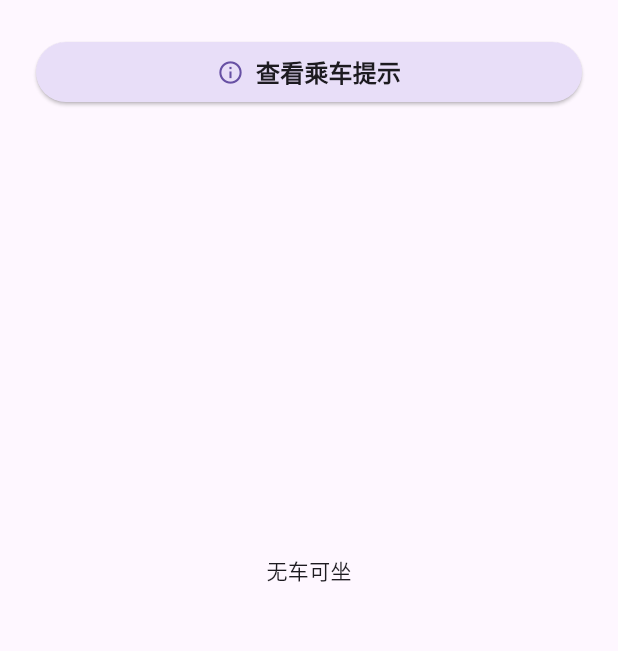
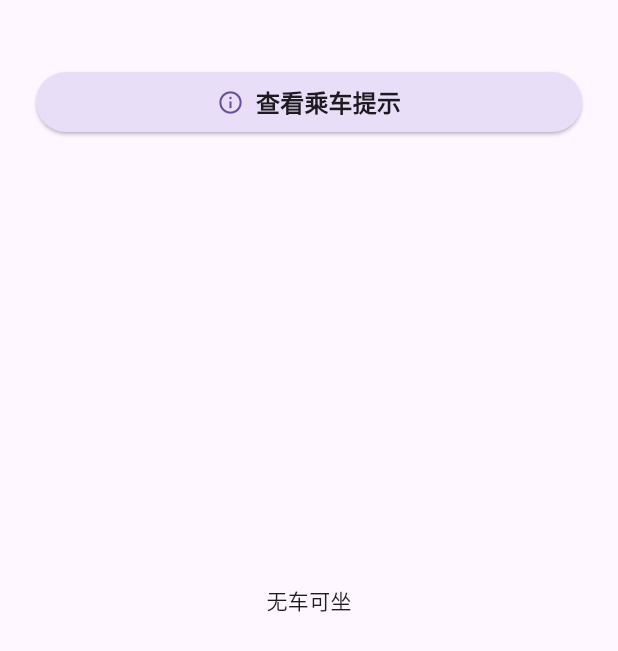
Before and after one commit to VariantConst/Marchkov-Helper, a Flutter app: the RidePage screen opened directly, on a phone screen of 412 x 824 dp. Shown: the top 651 px of the screen. Run offline on Flutter 3.47's test engine with Material 3 defaults, Android fonts, the phone set to English and light mode, and no system bars; our stand-ins replace cookie_jar, fl_chart, flutter_svg, package_info_plus, qr_flutter, shared_preferences and 1 more; accounts and stored records are empty; network calls fail; statements that could not run were skipped.

Commit message:
style: center content and hide debug banner

```diff
--- a/lib/main.dart
+++ b/lib/main.dart
@@ -44,6 +44,7 @@ class MyApp extends StatelessWidget {
       builder: (context, themeProvider, child) {
         return MaterialApp(
           title: 'Marchkov Helper',
+          debugShowCheckedModeBanner: false, // 添加这一行
           theme: ThemeData(
             primarySwatch: Colors.blue,
             brightness: Brightness.light,
--- a/lib/screens/ride/ride_page.dart
+++ b/lib/screens/ride/ride_page.dart
@@ -590,9 +590,15 @@ class RidePageState extends State<RidePage> with AutomaticKeepAliveClientMixin {
     return Scaffold(
       body: SafeArea(
         child: SingleChildScrollView(
+          child: ConstrainedBox(
+            constraints: BoxConstraints(
+              minHeight: MediaQuery.of(context).size.height -
+                  MediaQuery.of(context).padding.top -
+                  kToolbarHeight,
+            ),
             child: Column(
+              mainAxisAlignment: MainAxisAlignment.center, // 添加此行以垂直居中内容
               children: [
-              SizedBox(height: 16), // 顶部间距
                 if (_showTip == true)
                   Padding(
                     padding:
@@ -615,8 +621,10 @@ class RidePageState extends State<RidePage> with AutomaticKeepAliveClientMixin {
                           Text(
                             '查看乘车提示',
                             style: TextStyle(
-                            color:
-                                Theme.of(context).textTheme.titleMedium?.color,
+                              color: Theme.of(context)
+                                  .textTheme
+                                  .titleMedium
+                                  ?.color,
                               fontWeight: FontWeight.bold,
                               fontSize: 16,
                             ),
@@ -663,6 +671,7 @@ class RidePageState extends State<RidePage> with AutomaticKeepAliveClientMixin {
                   ),
                 ),
               ],
+            ),
           ),
         ),
       ),
```
Lines whose indentation alone changed are shown as unchanged.
